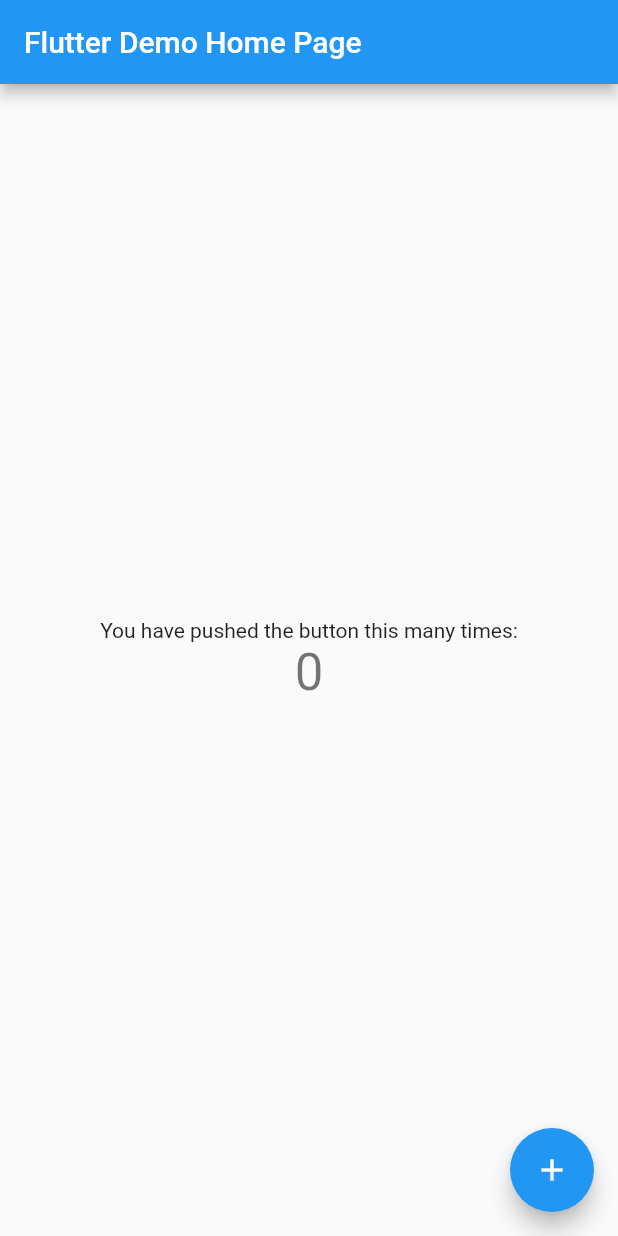
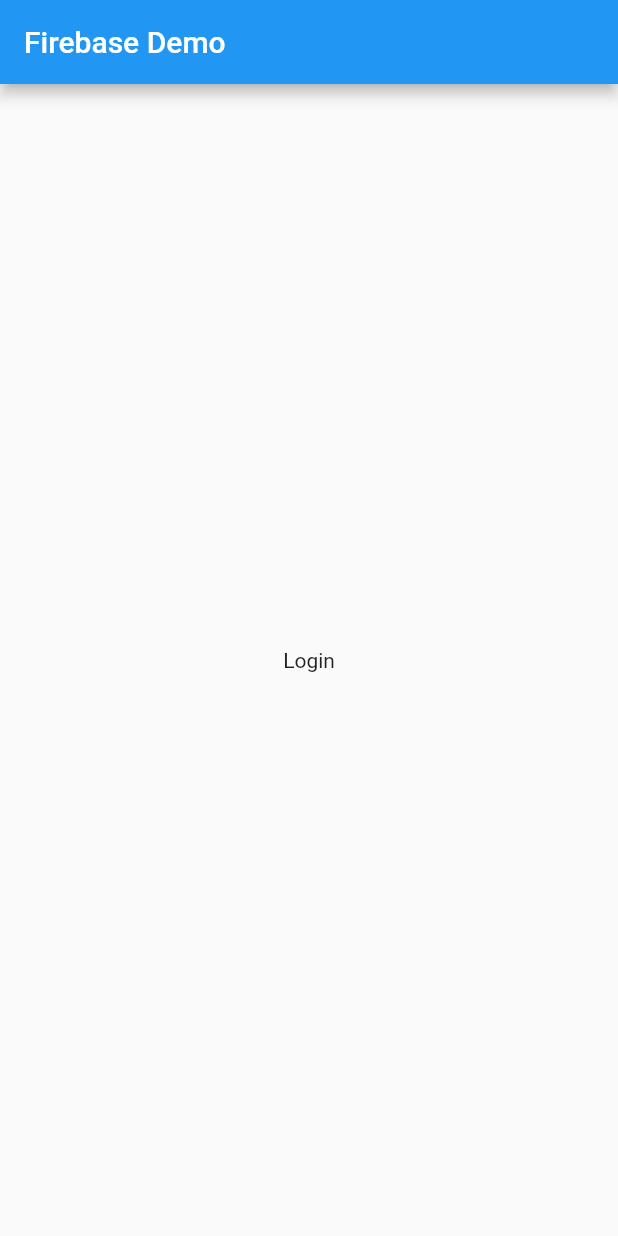
Before and after one commit to adrianmoya/flutter-firebase-base, a Flutter app: the screen it shows after launch, on a phone screen of 412 x 824 dp. Run offline on Flutter 3.47's test engine with Material 2 defaults, Android fonts, the phone set to English and light mode, and no system bars.

Commit message:
Adding firebase files

```diff
--- a/lib/main.dart
+++ b/lib/main.dart
@@ -7,105 +7,25 @@ class MyApp extends StatelessWidget {
   @override
   Widget build(BuildContext context) {
     return MaterialApp(
-      title: 'Flutter Demo',
+      title: 'Flutter Firebase Demo',
       theme: ThemeData(
-        // This is the theme of your application.
-        //
-        // Try running your application with "flutter run". You'll see the
-        // application has a blue toolbar. Then, without quitting the app, try
-        // changing the primarySwatch below to Colors.green and then invoke
-        // "hot reload" (press "r" in the console where you ran "flutter run",
-        // or simply save your changes to "hot reload" in a Flutter IDE).
-        // Notice that the counter didn't reset back to zero; the application
-        // is not restarted.
         primarySwatch: Colors.blue,
       ),
-      home: MyHomePage(title: 'Flutter Demo Home Page'),
+      home: MyHomePage(),
     );
   }
 }
 
-class MyHomePage extends StatefulWidget {
-  MyHomePage({Key key, this.title}) : super(key: key);
-
-  // This widget is the home page of your application. It is stateful, meaning
-  // that it has a State object (defined below) that contains fields that affect
-  // how it looks.
-
-  // This class is the configuration for the state. It holds the values (in this
-  // case the title) provided by the parent (in this case the App widget) and
-  // used by the build method of the State. Fields in a Widget subclass are
-  // always marked "final".
-
-  final String title;
-
-  @override
-  _MyHomePageState createState() => _MyHomePageState();
-}
-
-class _MyHomePageState extends State<MyHomePage> {
-  int _counter = 0;
-
-  void _incrementCounter() {
-    setState(() {
-      // This call to setState tells the Flutter framework that something has
-      // changed in this State, which causes it to rerun the build method below
-      // so that the display can reflect the updated values. If we changed
-      // _counter without calling setState(), then the build method would not be
-      // called again, and so nothing would appear to happen.
-      _counter++;
-    });
-  }
-
+class MyHomePage extends StatelessWidget {
   @override
   Widget build(BuildContext context) {
-    // This method is rerun every time setState is called, for instance as done
-    // by the _incrementCounter method above.
-    //
-    // The Flutter framework has been optimized to make rerunning build methods
-    // fast, so that you can just rebuild anything that needs updating rather
-    // than having to individually change instances of widgets.
-    return Scaffold(
+    return new Scaffold(
       appBar: AppBar(
-        // Here we take the value from the MyHomePage object that was created by
-        // the App.build method, and use it to set our appbar title.
-        title: Text(widget.title),
+        title: Text('Firebase Demo'),
       ),
       body: Center(
-        // Center is a layout widget. It takes a single child and positions it
-        // in the middle of the parent.
-        child: Column(
-          // Column is also layout widget. It takes a list of children and
-          // arranges them vertically. By default, it sizes itself to fit its
-          // children horizontally, and tries to be as tall as its parent.
-          //
-          // Invoke "debug painting" (press "p" in the console, choose the
-          // "Toggle Debug Paint" action from the Flutter Inspector in Android
-          // Studio, or the "Toggle Debug Paint" command in Visual Studio Code)
-          // to see the wireframe for each widget.
-          //
-          // Column has various properties to control how it sizes itself and
-          // how it positions its children. Here we use mainAxisAlignment to
-          // center the children vertically; the main axis here is the vertical
-          // axis because Columns are vertical (the cross axis would be
-          // horizontal).
-          mainAxisAlignment: MainAxisAlignment.center,
-          children: <Widget>[
-            Text(
-              'You have pushed the button this many times:',
-            ),
-            Text(
-              '$_counter',
-              style: Theme.of(context).textTheme.display1,
-            ),
-          ],
-        ),
+        child: Text('Login'),
       ),
-      floatingActionButton: FloatingActionButton(
-        onPressed: _incrementCounter,
-        tooltip: 'Increment',
-        child: Icon(Icons.add),
-      ), // This trailing comma makes auto-formatting nicer for build methods.
     );
   }
 }
--- a/pubspec.yaml
+++ b/pubspec.yaml
@@ -19,6 +19,8 @@ environment:
 dependencies:
   flutter:
     sdk: flutter
+  firebase_core: ^0.4.0
+  firebase_auth: ^0.14.0+5
 
   # The following adds the Cupertino Icons font to your application.
   # Use with the CupertinoIcons class for iOS style icons.
```
Also changed, not shown: pubspec.lock, 3 other files.
